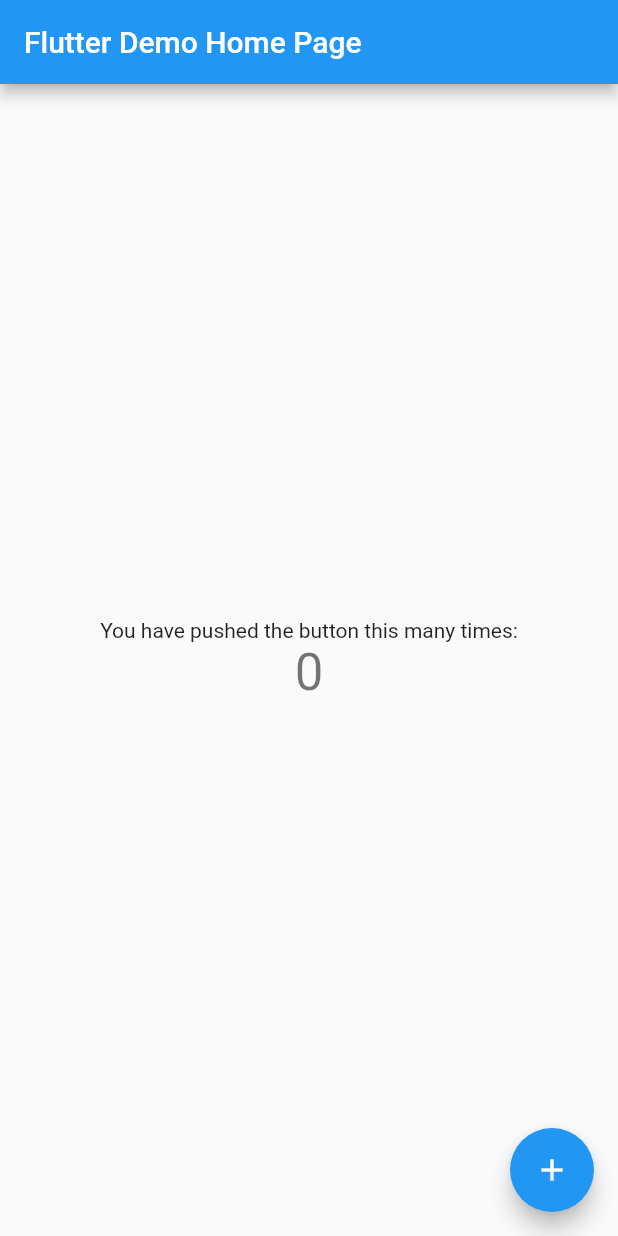
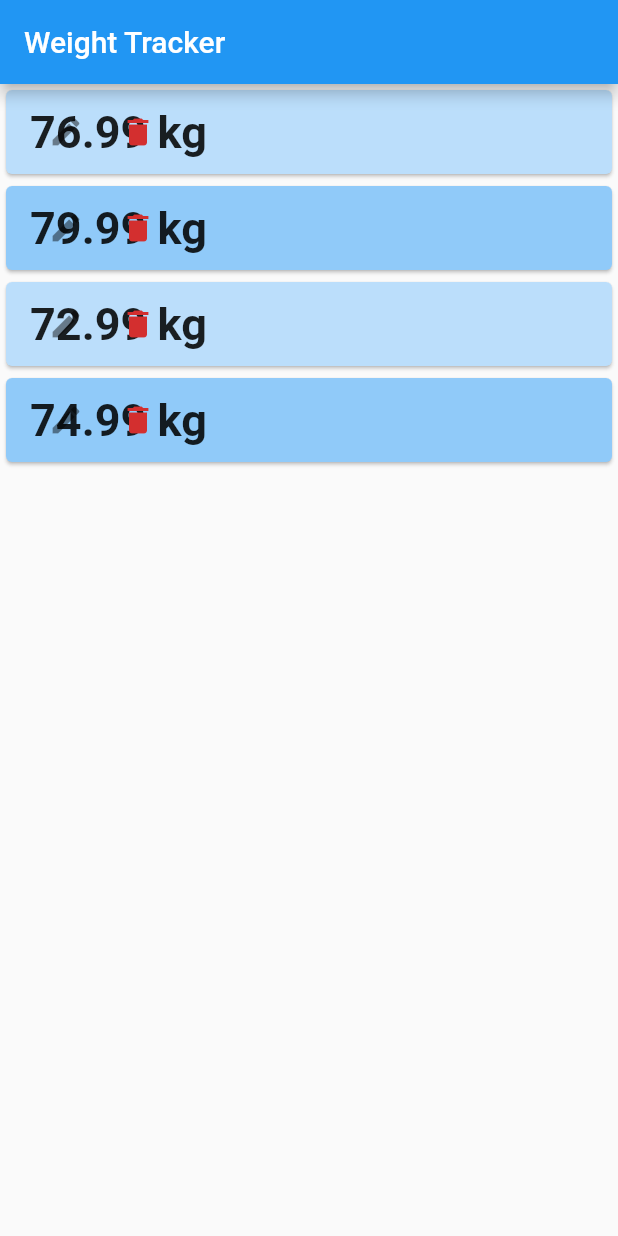
Before and after one commit to saad0259/weight-tracker, a Flutter app: the screen it shows after launch, on a phone screen of 412 x 824 dp. Run offline on Flutter 3.47's test engine with Material 2 defaults, Android fonts, the phone set to English and light mode, and no system bars; our stand-ins replace cloud_firestore, firebase_auth; accounts and stored records are empty.

Commit message:
added auth_screen, home screen, weight provider

```diff
--- /dev/null
+++ b/lib/constants/firebase_constants.dart
@@ -0,0 +1,3 @@
+import 'package:firebase_auth/firebase_auth.dart';
+
+final firebaseAuth = FirebaseAuth.instance;
--- a/lib/main.dart
+++ b/lib/main.dart
@@ -1,4 +1,7 @@
 import 'package:flutter/material.dart';
+import 'package:provider/provider.dart';
+import './ui/home_screen.dart';
+import './providers/weight_provider.dart';
 
 void main() {
   runApp(const MyApp());
@@ -7,109 +10,20 @@ void main() {
 class MyApp extends StatelessWidget {
   const MyApp({Key? key}) : super(key: key);
 
-  // This widget is the root of your application.
   @override
   Widget build(BuildContext context) {
-    return MaterialApp(
-      title: 'Flutter Demo',
-      theme: ThemeData(
-        // This is the theme of your application.
-        //
-        // Try running your application with "flutter run". You'll see the
-        // application has a blue toolbar. Then, without quitting the app, try
-        // changing the primarySwatch below to Colors.green and then invoke
-        // "hot reload" (press "r" in the console where you ran "flutter run",
-        // or simply save your changes to "hot reload" in a Flutter IDE).
-        // Notice that the counter didn't reset back to zero; the application
-        // is not restarted.
-        primarySwatch: Colors.blue,
+    return MultiProvider(
+      providers: [
+        ChangeNotifierProvider(
+          create: (ctx) => WeightProvider(),
+        )
+      ],
+      child: MaterialApp(
+        debugShowCheckedModeBanner: false,
+        routes: {
+          '/': (ctx) => const HomeScreen(),
+        },
       ),
-      home: const MyHomePage(title: 'Flutter Demo Home Page'),
     );
   }
 }
-
-class MyHomePage extends StatefulWidget {
-  const MyHomePage({Key? key, required this.title}) : super(key: key);
-
-  // This widget is the home page of your application. It is stateful, meaning
-  // that it has a State object (defined below) that contains fields that affect
-  // how it looks.
-
-  // This class is the configuration for the state. It holds the values (in this
-  // case the title) provided by the parent (in this case the App widget) and
-  // used by the build method of the State. Fields in a Widget subclass are
-  // always marked "final".
-
-  final String title;
-
-  @override
-  State<MyHomePage> createState() => _MyHomePageState();
-}
-
-class _MyHomePageState extends State<MyHomePage> {
-  int _counter = 0;
-
-  void _incrementCounter() {
-    setState(() {
-      // This call to setState tells the Flutter framework that something has
-      // changed in this State, which causes it to rerun the build method below
-      // so that the display can reflect the updated values. If we changed
-      // _counter without calling setState(), then the build method would not be
-      // called again, and so nothing would appear to happen.
-      _counter++;
-    });
-  }
-
-  @override
-  Widget build(BuildContext context) {
-    // This method is rerun every time setState is called, for instance as done
-    // by the _incrementCounter method above.
-    //
-    // The Flutter framework has been optimized to make rerunning build methods
-    // fast, so that you can just rebuild anything that needs updating rather
-    // than having to individually change instances of widgets.
-    return Scaffold(
-      appBar: AppBar(
-        // Here we take the value from the MyHomePage object that was created by
-        // the App.build method, and use it to set our appbar title.
-        title: Text(widget.title),
-      ),
-      body: Center(
-        // Center is a layout widget. It takes a single child and positions it
-        // in the middle of the parent.
-        child: Column(
-          // Column is also a layout widget. It takes a list of children and
-          // arranges them vertically. By default, it sizes itself to fit its
-          // children horizontally, and tries to be as tall as its parent.
-          //
-          // Invoke "debug painting" (press "p" in the console, choose the
-          // "Toggle Debug Paint" action from the Flutter Inspector in Android
-          // Studio, or the "Toggle Debug Paint" command in Visual Studio Code)
-          // to see the wireframe for each widget.
-          //
-          // Column has various properties to control how it sizes itself and
-          // how it positions its children. Here we use mainAxisAlignment to
-          // center the children vertically; the main axis here is the vertical
-          // axis because Columns are vertical (the cross axis would be
-          // horizontal).
-          mainAxisAlignment: MainAxisAlignment.center,
-          children: <Widget>[
-            const Text(
-              'You have pushed the button this many times:',
-            ),
-            Text(
-              '$_counter',
-              style: Theme.of(context).textTheme.headline4,
-            ),
-          ],
-        ),
-      ),
-      floatingActionButton: FloatingActionButton(
-        onPressed: _incrementCounter,
-        tooltip: 'Increment',
-        child: const Icon(Icons.add),
-      ), // This trailing comma makes auto-formatting nicer for build methods.
-    );
-  }
-}
--- /dev/null
+++ b/lib/models/weight.dart
@@ -0,0 +1,6 @@
+class Weight {
+  String id;
+  double weight;
+  String dateCreated;
+  Weight(this.id, this.weight, this.dateCreated);
+}
--- /dev/null
+++ b/lib/providers/weight_provider.dart
@@ -0,0 +1,17 @@
+import 'package:flutter/material.dart';
+import '../models/weight.dart';
+
+class WeightProvider with ChangeNotifier {
+  final List<Weight> _items = [
+    Weight('1', 76.99, DateTime.now().toIso8601String()),
+    Weight('2', 79.99, DateTime.now().toIso8601String()),
+    Weight('3', 72.99, DateTime.now().toIso8601String()),
+    Weight('4', 74.99, DateTime.now().toIso8601String()),
+  ];
+
+  List<Weight> get items {
+    return [..._items];
+  }
+
+  void deletProduct(String id) {}
+}
--- /dev/null
+++ b/lib/ui/home_screen.dart
@@ -0,0 +1,51 @@
+import 'package:flutter/material.dart';
+import 'package:provider/provider.dart';
+import '../providers/weight_provider.dart';
+import '../models/weight.dart';
+
+class HomeScreen extends StatelessWidget {
+  const HomeScreen({Key? key}) : super(key: key);
+
+  @override
+  Widget build(BuildContext context) {
+    final items = Provider.of<WeightProvider>(context).items;
+    return Scaffold(
+        appBar: AppBar(
+          title: const Text('Weight Tracker'),
+        ),
+        body: SizedBox(
+          height: MediaQuery.of(context).size.height / 2,
+          child: ListView.builder(
+            itemCount: items.length,
+            itemBuilder: (context, index) => Card(
+              color: index.isEven ? Colors.blue.shade100 : Colors.blue.shade200,
+              child: ListTile(
+                key: ValueKey(items[index].id),
+                leading: Text(
+                  '${items[index].weight} kg',
+                  style: const TextStyle(
+                    fontWeight: FontWeight.bold,
+                    fontSize: 30,
+                  ),
+                ),
+                trailing: Row(
+                  children: [
+                    IconButton(
+                      onPressed: () {},
+                      icon: const Icon(Icons.edit),
+                    ),
+                    IconButton(
+                      onPressed: () {},
+                      icon: Icon(
+                        Icons.delete,
+                        color: Theme.of(context).errorColor,
+                      ),
+                    ),
+                  ],
+                ),
+              ),
+            ),
+          ),
+        ));
+  }
+}
```
Also changed, not shown: lib/ui/auth/auth_screen.dart (added, +20 -0 lines), lib/ui/auth/widgets/auth_form.dart (added, +204 -0 lines), pubspec.yaml (+6 -17 lines), pubspec.lock, 3 other files.
